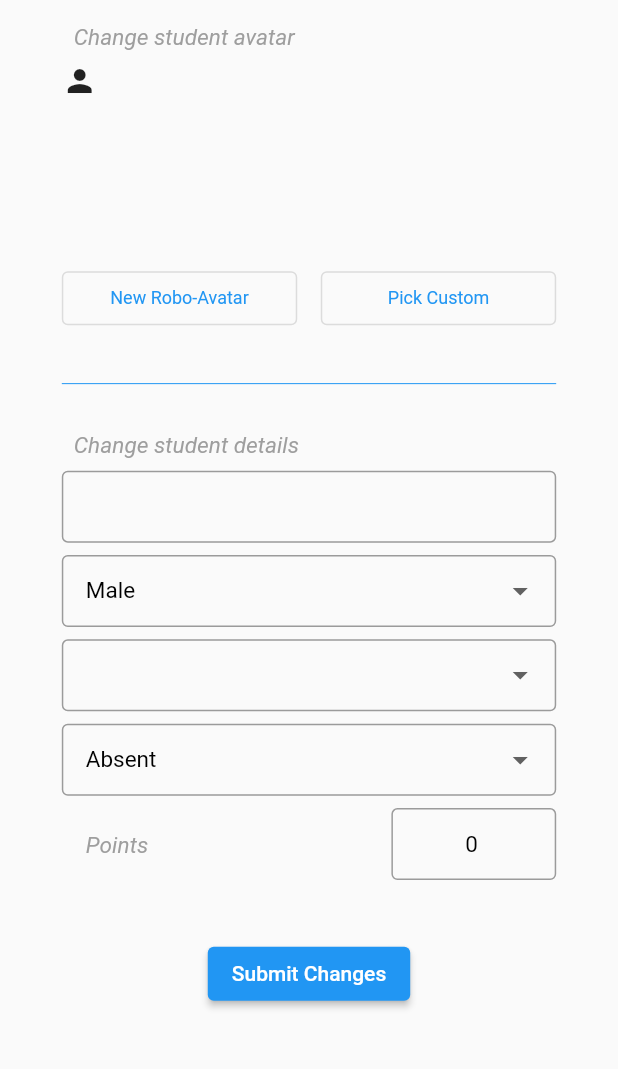
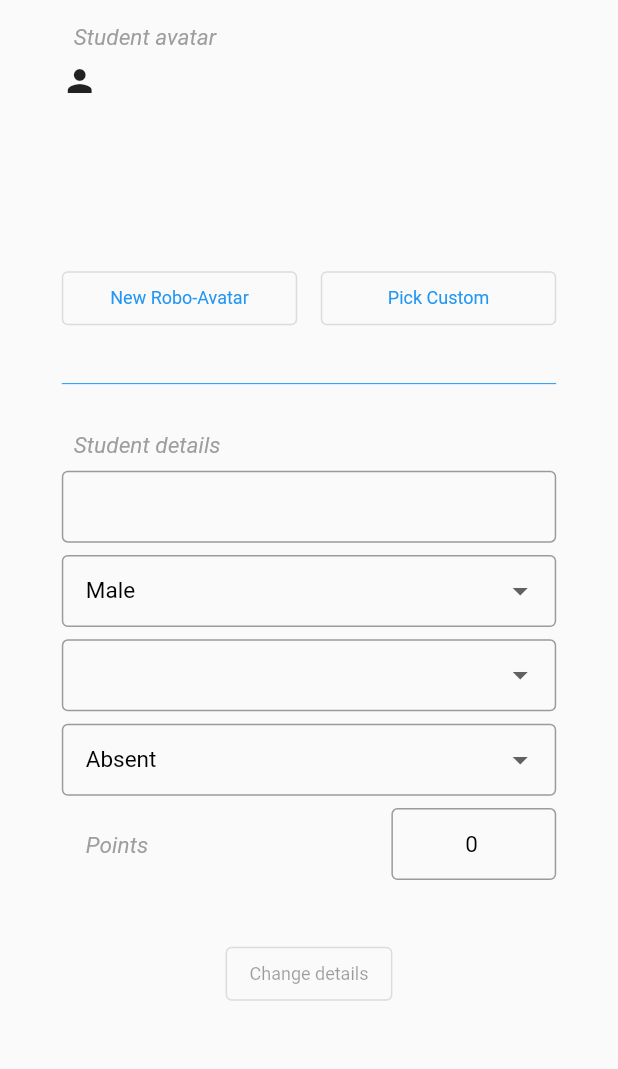
Before and after one commit to Kerandon/pbs-app, a Flutter app: the StudentSettings screen opened directly with empty values, after a tap on "Pick Custom", on a phone screen of 412 x 824 dp, the part 84-1153 px from its top. Run offline on Flutter 3.47's test engine with Material 2 defaults, Android fonts, the phone set to English and light mode, and no system bars; drawn by our look-alikes of flutter_form_builder; our stand-ins replace animated_text_kit, cloud_firestore, equatable, firebase_core, firebase_storage, font_awesome_flutter and 3 more; accounts and stored records are empty; network calls fail.

Commit message:
student form

```diff
--- a/lib/classroom/class_room_main.dart
+++ b/lib/classroom/class_room_main.dart
@@ -94,6 +94,11 @@ class _ClassRoomMainState extends ConsumerState<ClassRoomMain> {
                               builder: (context) => FormMain(
                                 formType: FormType.student,
                                 onSubmit: (formKeys) async {
+                                  print('no of keys are ${formKeys.length}');
+                                  for(var k in formKeys){
+                                    print(k.currentState?.value);
+                                    k.currentState?.save();
+                                  }
                                   final students = getStudentsFromForm(
                                       formKeys: formKeys, classRoom: 'B1');
                                   Navigator.of(context).pushReplacement(
--- a/lib/classroom/student_dashboard.dart
+++ b/lib/classroom/student_dashboard.dart
@@ -190,7 +190,7 @@ class _StudentDashboardState extends State<StudentDashboard> {
 
                                                 return ConfirmationBox(
                                                   title:
-                                                      'Reset ${widget.student.name}\'s points?',
+                                                      'Clear ${widget.student.name}\'s points?',
                                                   voidCallBack: () {
                                                     showDialog(
                                                         context: context,
--- a/lib/classroom/student_settings.dart
+++ b/lib/classroom/student_settings.dart
@@ -78,7 +78,7 @@ class _StudentSettingsState extends State<StudentSettings> {
                     Padding(
                       padding: const EdgeInsets.all(8.0),
                       child: Text(
-                        'Change student avatar',
+                        'Student avatar',
                         style: Theme.of(context).textTheme.headlineSmall,
                       ),
                     ),
@@ -187,7 +187,7 @@ class _StudentSettingsState extends State<StudentSettings> {
                     Padding(
                       padding: const EdgeInsets.all(8.0),
                       child: Text(
-                        'Change student details',
+                        'Student details',
                         style: Theme.of(context).textTheme.headlineSmall,
                       ),
                     ),
--- a/lib/forms/custom_dropdown.dart
+++ b/lib/forms/custom_dropdown.dart
@@ -7,13 +7,14 @@ class CustomDropDown extends StatefulWidget {
     required this.name,
     required this.values,
     this.hintText,
-    this.initialValue,
+    this.initialValue, this.newValueEntered,
   });
 
   final String name;
   final List<String> values;
   final String? hintText;
   final dynamic initialValue;
+  final Function(bool newValue)? newValueEntered;
 
   @override
   State<CustomDropDown> createState() => _CustomDropDownState();
@@ -27,6 +28,13 @@ class _CustomDropDownState extends State<CustomDropDown> {
     return Padding(
       padding: EdgeInsets.only(bottom: size.height * 0.01),
       child: FormBuilderDropdown(
+        onChanged: (value){
+          if(value != widget.initialValue){
+            widget.newValueEntered?.call(true);
+          }else{
+            widget.newValueEntered?.call(false);
+          }
+        },
         initialValue: widget.initialValue,
 
         decoration: InputDecoration(
@@ -43,11 +51,6 @@ class _CustomDropDownState extends State<CustomDropDown> {
           border: OutlineInputBorder(),
         ),
         name: widget.name,
-        onChanged: (value) {
-          if (value != null) {
-            setState(() {});
-          }
-        },
         items: widget.values
             .map(
               (e) => DropdownMenuItem<String>(
@@ -69,7 +72,9 @@ class _CustomDropDownState extends State<CustomDropDown> {
           return null;
         },
         autovalidateMode: AutovalidateMode.onUserInteraction,
+
       ),
+
     );
   }
 }
--- a/lib/forms/custom_number_field.dart
+++ b/lib/forms/custom_number_field.dart
@@ -8,17 +8,26 @@ class CustomNumberField extends StatelessWidget {
     required this.name,
     this.hintText,
     this.initialValue,
+    this.newValueEntered,
   });
 
   final String? hintText;
   final String? initialValue;
   final String name;
+  final Function(bool)? newValueEntered;
 
   @override
   Widget build(BuildContext context) {
     return Stack(
       children: [
         FormBuilderTextField(
+          onChanged: (value){
+            if(value != initialValue){
+              newValueEntered?.call(true);
+            }else{
+              newValueEntered?.call(false);
+            }
+          },
           textAlign: TextAlign.center,
 
           initialValue: initialValue,
--- a/lib/forms/custom_text_field.dart
+++ b/lib/forms/custom_text_field.dart
@@ -7,11 +7,13 @@ class CustomTextField extends StatelessWidget {
     required this.name,
     this.hintText,
     this.initialValue,
+    this.newValueEntered,
   });
 
   final String? hintText;
   final String? initialValue;
   final String name;
+  final Function(bool)? newValueEntered;
 
   @override
   Widget build(BuildContext context) {
@@ -24,6 +26,13 @@ class CustomTextField extends StatelessWidget {
         Padding(
           padding: EdgeInsets.only(bottom: size.height * 0.01),
           child: FormBuilderTextField(
+            onChanged: (value){
+              if(value != initialValue){
+                newValueEntered?.call(true);
+              }else{
+                newValueEntered?.call(false);
+              }
+            },
             initialValue: initialValue,
             maxLength: maxLength,
             decoration: InputDecoration(
--- a/lib/forms/student_form.dart
+++ b/lib/forms/student_form.dart
@@ -29,7 +29,7 @@ class _StudentFormState extends State<StudentForm> {
     dropDowns = [
       CustomDropDown(
         name: "Gender",
-        hintText: 'gender',
+        hintText: 'Gender',
         values: Gender.values.map((e) => e.toText()).toList(),
       ),
       CustomDropDown(name: "house",
--- a/lib/forms/student_settings_form.dart
+++ b/lib/forms/student_settings_form.dart
@@ -1,20 +1,15 @@
 import 'package:flutter/material.dart';
 import 'package:flutter_form_builder/flutter_form_builder.dart';
 import 'package:hooks_riverpod/hooks_riverpod.dart';
-import 'package:pbs_app/classroom/class_room_main.dart';
 import 'package:pbs_app/classroom/student_settings.dart';
-
+import 'package:pbs_app/utils/enums/attendance.dart';
 import '../app/components/loading_helper.dart';
 import '../data/houses.dart';
 import '../models/student.dart';
-
 import '../utils/constants.dart';
 import '../utils/enums/gender.dart';
-
 import '../utils/methods/methods_forms.dart';
-
 import 'custom_dropdown.dart';
-
 import 'custom_number_field.dart';
 import 'custom_text_field.dart';
 
@@ -34,6 +29,22 @@ class StudentSettingsForm extends ConsumerStatefulWidget {
 class _StudentSettingsFormState extends ConsumerState<StudentSettingsForm> {
   final _formKey = GlobalKey<FormBuilderState>();
 
+  bool _haveNewValue = false;
+
+  Map<String, bool> newValueStates = {};
+
+  valueEntered({required String name, required bool isNew}) {
+    newValueStates.addAll({name: isNew});
+
+    _haveNewValue = newValueStates.entries.any((element) => element.value);
+
+    for(var v in newValueStates.entries){
+      print('${v.key} and ${v.value}');
+    }
+
+    setState(() {});
+  }
+
   @override
   Widget build(BuildContext context) {
     final size = MediaQuery.of(context).size;
@@ -43,21 +54,38 @@ class _StudentSettingsFormState extends ConsumerState<StudentSettingsForm> {
       child: SingleChildScrollView(
         child: Column(
           children: [
-            CustomTextField(initialValue: widget.student.name, name: 'name'),
+            CustomTextField(
+              initialValue: widget.student.name,
+              name: 'name',
+              newValueEntered: (newValue) {
+                valueEntered(isNew: newValue, name: kPoints);
+              },
+            ),
             CustomDropDown(
               values: Gender.values.map((e) => e.toText()).toList(),
               name: kGender,
               initialValue: widget.student.gender.toText(),
+              newValueEntered: (newValue) {
+                valueEntered(isNew: newValue, name: kGender);
+              },
             ),
             CustomDropDown(
               name: kHouse,
               values: houses,
               initialValue: widget.student.house,
+              newValueEntered: (newValue) {
+                valueEntered(isNew: newValue, name: kHouse);
+              },
             ),
             CustomDropDown(
-              name: kPresent,
-              values: const ["Present", "Absent"],
-              initialValue: widget.student.present ? "Present" : "Absent",
+              name: kAttendance,
+              values: Attendance.values.map((e) => e.toText()).toList(),
+              initialValue: widget.student.present
+                  ? Attendance.present.toText()
+                  : Attendance.absent.toText(),
+              newValueEntered: (newValue) {
+                valueEntered(isNew: newValue, name: kAttendance);
+              },
             ),
             Row(
               mainAxisAlignment: MainAxisAlignment.spaceBetween,
@@ -80,6 +108,9 @@ class _StudentSettingsFormState extends ConsumerState<StudentSettingsForm> {
                   child: CustomNumberField(
                     name: kPoints,
                     initialValue: widget.student.points.toString(),
+                    newValueEntered: (newValue) {
+                      valueEntered(isNew: newValue, name: kPoints);
+                    },
                   ),
                 ),
               ],
@@ -87,13 +118,16 @@ class _StudentSettingsFormState extends ConsumerState<StudentSettingsForm> {
             SizedBox(
               height: size.height * 0.02,
             ),
-            ElevatedButton(
-                onPressed: () {
+            OutlinedButton(
+                onPressed: _haveNewValue
+                    ? () {
                         final validated = _formKey.currentState!.isValid;
                         if (validated) {
                           _formKey.currentState!.save();
                           final futureDetails = updateStudentDetails(
-                        student: widget.student, formKey: _formKey, ref: ref);
+                              student: widget.student,
+                              formKey: _formKey,
+                              ref: ref);
                           Navigator.of(context).push(
                             MaterialPageRoute(
                               builder: (context) => LoadingHelper(
@@ -101,23 +135,23 @@ class _StudentSettingsFormState extends ConsumerState<StudentSettingsForm> {
                                 onFutureComplete: () {
                                   ScaffoldMessenger.of(context).showSnackBar(
                                     const SnackBar(
-                                content: Text(
-                                    'Student details updated'),
+                                      content: Text('Student details saved'),
                                     ),
                                   );
 
                                   Navigator.of(context).pushAndRemoveUntil(
                                       MaterialPageRoute(
-                                    builder: (context) =>
-                                        StudentSettings(student: widget.student)),
+                                          builder: (context) => StudentSettings(
+                                              student: widget.student)),
                                       (route) => false);
                                 },
                               ),
                             ),
                           );
                         }
-                },
-                child: const Text('Submit Changes'))
+                      }
+                    : null,
+                child: const Text('Change details'))
           ],
         ),
       ),
--- a/lib/models/student.dart
+++ b/lib/models/student.dart
@@ -49,6 +49,7 @@ class Student {
     if (g == Gender.other.name) {
       gender == Gender.other;
     }
+
     return Student(
       name: name,
       gender: gender,
--- a/lib/utils/constants.dart
+++ b/lib/utils/constants.dart
@@ -10,4 +10,4 @@ const kGender = 'gender';
 const kClassroom = 'classroom';
 const kHouse = 'house';
 const kPoints = 'points';
-const kPresent = 'present';
+const kAttendance = 'present';
--- /dev/null
+++ b/lib/utils/enums/attendance.dart
@@ -0,0 +1,19 @@
+enum Attendance {
+
+  present,
+  absent
+
+
+
+}
+
+extension AsText on Attendance {
+  String toText() {
+    switch (this) {
+      case Attendance.present:
+        return 'Present';
+      case Attendance.absent:
+        return 'Absent';
+    }
+  }
+}
```
Also changed, not shown: lib/forms/form_main.dart (+9 -2 lines), lib/utils/methods/methods_forms.dart (+7 -5 lines). Lines whose indentation alone changed are shown as unchanged.
